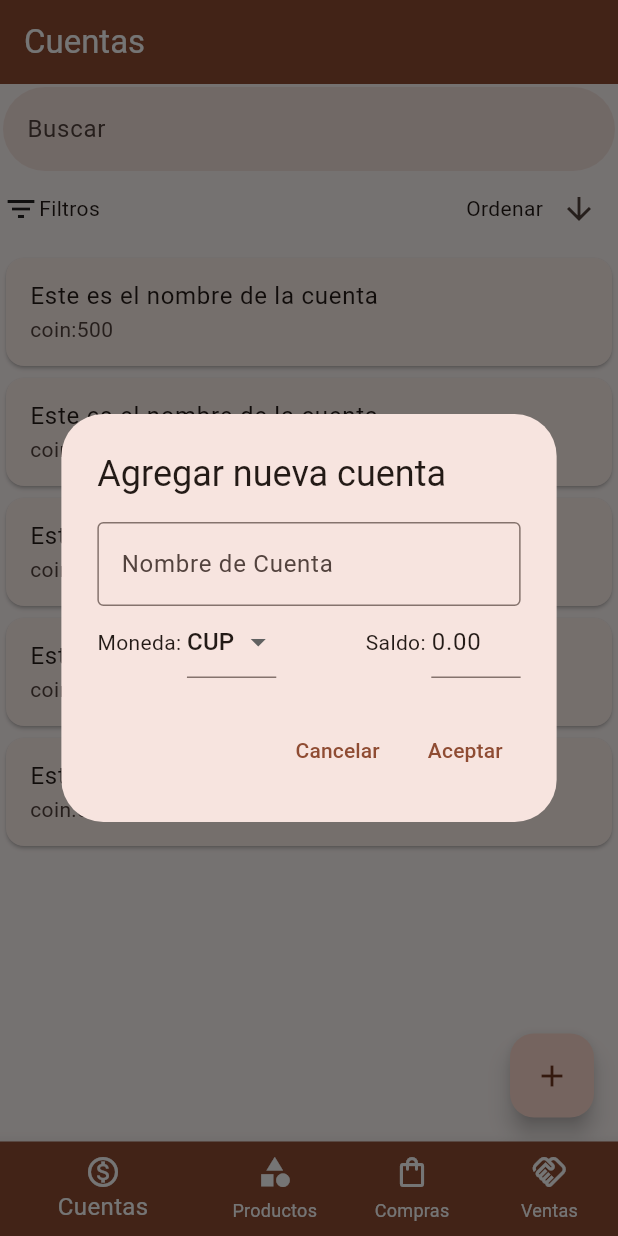
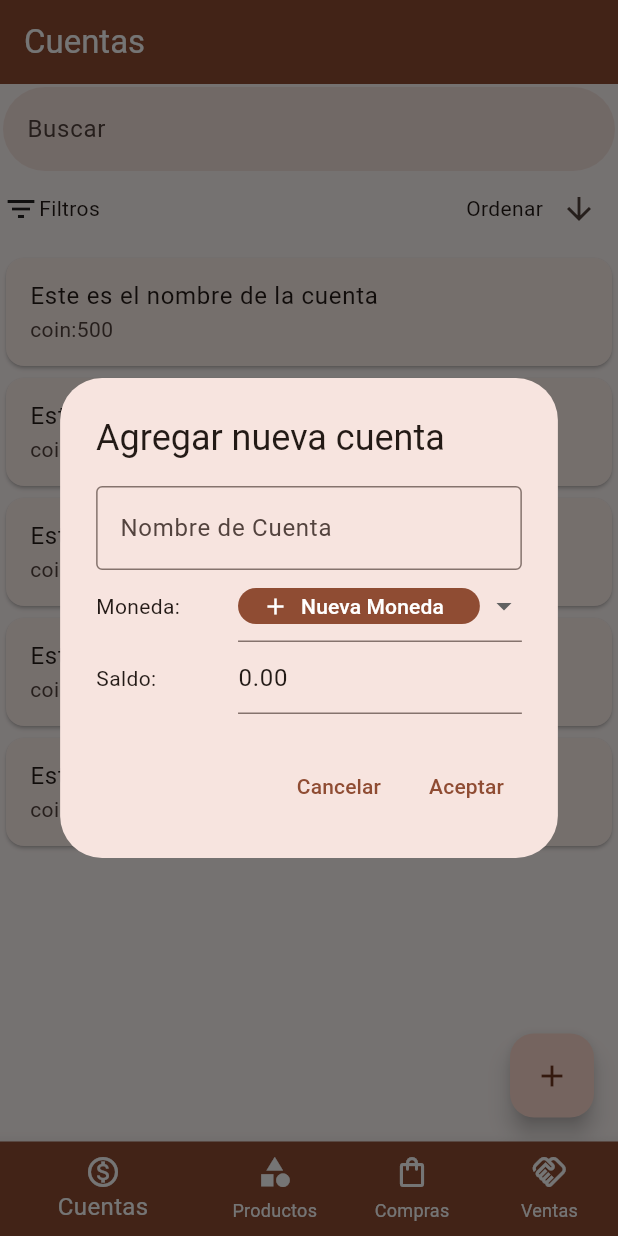
Before and after one commit to neiderGainza/cuban_seller, a Flutter app: the screen it shows after launch, after a tap on the "add" icon, on a phone screen of 412 x 824 dp. Run offline on Flutter 3.47's test engine with Material 3 defaults, Android fonts, the phone set to English and light mode, and no system bars; our stand-ins replace bloc, flutter_bloc, formz, go_router.

Commit message:
Fixed (Account Form, Coin Form) validation, ready to integrate with repositories

```diff
--- a/lib/futures/account_form/view/account_form_view.dart
+++ b/lib/futures/account_form/view/account_form_view.dart
@@ -1,20 +1,33 @@
 import 'package:cuban_seller/futures/account_form/view_model/account_form_cubit.dart';
+import 'package:cuban_seller/futures/account_form/widget/balance_form_field.dart';
+import 'package:cuban_seller/futures/account_form/widget/coin_picker.dart';
+import 'package:cuban_seller/futures/account_form/widget/name_form_field.dart';
 import 'package:flutter/material.dart';
+import 'package:flutter_bloc/flutter_bloc.dart';
 
 
 class AccountFormView extends StatefulWidget{
   const AccountFormView({
     super.key,
     accountRepository,
-    coinRepository
+    coinRepository,
+
+    required this.onAddNewCoin
   }): _accountRepository = accountRepository, _coinRepository = coinRepository;
+
 
   final _accountRepository;
   final _coinRepository;
 
+  final Future<String?> Function() onAddNewCoin;
+
+
+
   @override
   State<AccountFormView> createState() => _AccountFormViewState();
 }
+
+
 
 
 class _AccountFormViewState extends State<AccountFormView> {
@@ -22,6 +35,7 @@ class _AccountFormViewState extends State<AccountFormView> {
   final _balanceController = TextEditingController();
 
   late AccountFormCubit _accountFormCubit;
+
 
   @override
   void initState() {
@@ -31,10 +45,6 @@ class _AccountFormViewState extends State<AccountFormView> {
     );
 
     _balanceController.text = '0.00';
-    _balanceController.addListener(
-      () => _accountFormCubit.onBalanceChanged(_balanceController.text)
-    );
-
     super.initState();
   }
 
@@ -42,96 +52,47 @@ class _AccountFormViewState extends State<AccountFormView> {
   @override
   Widget build(BuildContext context) {
 
-    return AlertDialog(
+    return BlocProvider<AccountFormCubit>(
+      create: (context) => _accountFormCubit,
+
+      child : AlertDialog(
         title: Text("Agregar nueva cuenta"),
+
         content: Form(
+
           child: Column(
             mainAxisSize: MainAxisSize.min,
+
             children: [
+              // name
               NameFormField(nameController: _nameController),
+
+              // coin
               Row(
                 children: [
-                Text("Moneda: "),
-                Expanded(child: CoinPicker()),
-                Spacer(),
-                Text("Saldo: "),
-                Expanded(child: BalanceFormField(balanceController: _balanceController))
+                  Expanded(child: Text("Moneda: ")),
+                  Expanded(flex : 2 , child: CoinPicker(onAddNewCoin: widget.onAddNewCoin,)),
                 ],
-            )
+              ),
+
+              //saldo
+              Row(
+                children: [
+                  Expanded(child: Text("Saldo: ")),
+                  Expanded(flex: 2, child: BalanceFormField(balanceController: _balanceController))
+                ],
+              ),
+
             ]
           )
         ),
+
+        // actions
         actions: [
           TextButton(onPressed: (){ if(Navigator.canPop(context)) Navigator.pop(context);}, child: Text("Cancelar")),
-        TextButton(onPressed: (){}, child: Text("Aceptar")),
+          TextButton(onPressed: (){ _accountFormCubit.onValidate(); }, child: Text("Aceptar")),
         ],
-    );
-  }
-}
-
-class CoinPicker extends StatelessWidget {
-  const CoinPicker({
-    super.key,
-  });
-
-  @override
-  Widget build(BuildContext context) {
-    return DropdownButtonFormField<String>(
-      initialValue: "CUP",
-      items: <DropdownMenuItem<String>>[
-        DropdownMenuItem(value: "CUP" , child: Text("CUP"),),
-        DropdownMenuItem(value: "USD" , child: Text("USD"),)
-
-      ],
-
-      onChanged: (value){}
-    );
-  }
-}
-
-
-class BalanceFormField extends StatelessWidget {
-  const BalanceFormField({
-    super.key,
-    required TextEditingController balanceController,
-  }) : _balanceController = balanceController;
-
-  final TextEditingController _balanceController;
-
-  @override
-  Widget build(BuildContext context) {
-    return TextFormField(
-      controller: _balanceController,
-
-      decoration: InputDecoration(
-        // labelText: "Saldo"
       ),
     );
   }
 }
-
-
-class NameFormField extends StatelessWidget {
-  const NameFormField({
-    super.key,
-    required TextEditingController nameController,
-  }) : _nameController = nameController;
-
-  final TextEditingController _nameController;
-
-  @override
-  Widget build(BuildContext context) {
-    return TextFormField(
-      controller: _nameController,
-
-      decoration: InputDecoration(
-        labelText: "Nombre de Cuenta",
-        border: OutlineInputBorder(
-          borderSide: BorderSide(width: 1)
-        ),
-
-      ),
-
-    );
-  }
-}
--- a/lib/futures/account_form/view_model/account_form_state.dart
+++ b/lib/futures/account_form/view_model/account_form_state.dart
@@ -1,29 +1,49 @@
 import 'package:cuban_seller/futures/form_fields/balance.dart';
+import 'package:cuban_seller/futures/form_fields/coin.dart';
 import 'package:cuban_seller/futures/form_fields/name.dart';
-
 
 
 class AccountFormState {
   final Name name;
   final Balance balance;
-  final String coin;
+  final Coin coin;
+
+  final SubmitionStatus submitionStatus;
+  final List<String> coins;
 
   const AccountFormState({
     required this.name,
     required this.balance,
-    required this.coin
+    required this.coin,
+
+    required this.submitionStatus,
+    this.coins = const []
   });
 
 
   AccountFormState copyWith({
     Name ? name,
     Balance ? balance,
-    String ? coin
+    Coin ? coin,
+    SubmitionStatus ? submitionStatus,
+    List<String> ? coins
   }){
     return AccountFormState(
       name: name ?? this.name,
       balance: balance??this.balance,
-      coin: coin ?? this.coin
+      coin: coin ?? this.coin,
+      submitionStatus: submitionStatus ?? this.submitionStatus,
+      coins: coins ?? this.coins
     );
   }
 }
+
+
+enum SubmitionStatus{
+  loading, // loading data (coins)
+
+  loaded, // form ready to use
+
+  rejected, // form rejected
+  success;  // form accepted
+}
--- /dev/null
+++ b/lib/futures/account_form/widget/balance_form_field.dart
@@ -0,0 +1,30 @@
+import 'package:cuban_seller/futures/account_form/view_model/account_form_cubit.dart';
+import 'package:cuban_seller/futures/account_form/view_model/account_form_state.dart';
+import 'package:flutter/material.dart';
+import 'package:flutter_bloc/flutter_bloc.dart';
+
+class BalanceFormField extends StatelessWidget {
+  const BalanceFormField({
+    super.key,
+    required TextEditingController balanceController,
+  }) : _balanceController = balanceController;
+
+  final TextEditingController _balanceController;
+
+  @override
+  Widget build(BuildContext context) {
+    return BlocBuilder<AccountFormCubit, AccountFormState>(
+      builder: (context, state) {
+        return TextFormField(
+          controller: _balanceController,
+          onChanged: context.watch<AccountFormCubit>().onBalanceChanged,
+
+          decoration: InputDecoration(
+            // labelText: "Saldo"
+            errorText: state.balance.displayError?.errorMessage
+          ),
+        );
+      }
+    );
+  }
+}
--- /dev/null
+++ b/lib/futures/account_form/widget/coin_picker.dart
@@ -0,0 +1,62 @@
+import 'package:cuban_seller/futures/account_form/view_model/account_form_cubit.dart';
+import 'package:cuban_seller/futures/account_form/view_model/account_form_state.dart';
+import 'package:flutter/material.dart';
+import 'package:flutter_bloc/flutter_bloc.dart';
+
+
+class CoinPicker extends StatelessWidget {
+  const CoinPicker({
+    super.key,
+    required this.onAddNewCoin
+  });
+
+  final Future<String?> Function() onAddNewCoin;
+
+  @override
+  Widget build(BuildContext context) {
+
+    return BlocBuilder<AccountFormCubit, AccountFormState>(
+
+      builder: (context, state) {
+        return DropdownButtonFormField<String>(
+          initialValue: state.coin.value,
+          items: <DropdownMenuItem<String>>[
+            for(final coin in state.coins)
+            DropdownMenuItem(value: coin, child: Text(coin),),
+
+            DropdownMenuItem(
+              value: '' ,
+              child: Center(
+                child: FilledButton.icon(onPressed: (){
+                  void addNewCoin(String newCoin)
+                    => context.read<AccountFormCubit>()
+                        ..onCoinAdded(newCoin)
+                        ..onCoinChanged(newCoin);
+
+                  onAddNewCoin().then(
+                    (newCoin){
+                      if(newCoin != null){
+                        addNewCoin(newCoin);
+
+                      }
+                    }
+                  );
+                },
+                icon: Icon(Icons.add), label: Text("Nueva Moneda"),)
+              )
+
+            )
+          ],
+
+          onChanged: context.watch<AccountFormCubit>().onCoinChanged,
+
+          decoration: InputDecoration(
+            errorText: state.coin.displayError?.errorMessage
+          ),
+        );
+      },
+
+    );
+
+  }
+}
--- /dev/null
+++ b/lib/futures/account_form/widget/name_form_field.dart
@@ -0,0 +1,39 @@
+import 'package:cuban_seller/futures/account_form/view_model/account_form_cubit.dart';
+import 'package:cuban_seller/futures/account_form/view_model/account_form_state.dart';
+import 'package:flutter/material.dart';
+import 'package:flutter_bloc/flutter_bloc.dart';
+
+class NameFormField extends StatelessWidget {
+  const NameFormField({
+    super.key,
+    required TextEditingController nameController,
+  }) : _nameController = nameController;
+
+  final TextEditingController _nameController;
+
+  @override
+  Widget build(BuildContext context) {
+
+    return BlocBuilder<AccountFormCubit, AccountFormState>(
+      builder: (context, state) {
+
+        return TextFormField(
+          controller: _nameController,
+
+          onChanged: context.watch<AccountFormCubit>().onNameChanged,
+
+          decoration: InputDecoration(
+            labelText: "Nombre de Cuenta",
+
+            border: OutlineInputBorder(
+              borderSide: BorderSide(width: 1)
+            ),
+
+            errorText: state.name.displayError?.errorMessage,
+          ),
+
+        );
+      },
+    );
+  }
+}
--- a/lib/futures/account_list/view/account_list_view.dart
+++ b/lib/futures/account_list/view/account_list_view.dart
@@ -9,7 +9,6 @@ class AccountListView extends StatelessWidget{
     super.key,
     required this.onAddNewAccount,
   });
-
 
   final void Function() onAddNewAccount;
 
--- /dev/null
+++ b/lib/futures/coin_form/viewmodel/coin_form_state.dart
@@ -0,0 +1,34 @@
+import 'package:cuban_seller/futures/form_fields/coin.dart';
+
+
+class CoinFormState {
+  final Coin coin;
+  final SubmitionStatus submitionStatus;
+
+  const CoinFormState({
+    required this.coin,
+    required this.submitionStatus
+  });
+
+
+  CoinFormState copyWith({
+    Coin ? coin,
+    SubmitionStatus ? submitionStatus
+  }){
+    return CoinFormState(
+      coin: coin ?? this.coin,
+      submitionStatus: submitionStatus ?? this.submitionStatus
+    );
+  }
+}
+
+
+
+
+
+enum SubmitionStatus{
+  still,
+  inProgress,
+  reject,
+  success;
+}
--- a/lib/futures/form_fields/balance.dart
+++ b/lib/futures/form_fields/balance.dart
@@ -1,8 +1,8 @@
 import 'package:formz/formz.dart';
 
 class Balance extends FormzInput<String, BalanceValidationError>{
-  const Balance.validated(  [String value = '0.00']):super.pure(value);
-  const Balance.unvalidated([String value = '0.00']):super.dirty(value);
+  const Balance.validated(  [String value = '0.00']):super.dirty(value);
+  const Balance.unvalidated([String value = '0.00']):super.pure(value);
 
 
   @override
--- /dev/null
+++ b/lib/futures/form_fields/coin.dart
@@ -0,0 +1,32 @@
+import 'package:formz/formz.dart';
+
+class Coin extends FormzInput<String, CoinValidationError>{
+  // inicializa el field sin validar
+  const Coin.unvalidated([String value = '']) : super.pure(value);
+
+  // inicializa el field validando
+  const Coin.validated(  [String value = '']) : super.dirty(value);
+
+
+  @override CoinValidationError? validator(String value) {
+    return (value.trim() == '')
+          ? CoinValidationError.empty
+          : (value.length != 3)
+            ?CoinValidationError.invalid
+            :null;
+  }
+}
+
+
+
+
+enum CoinValidationError{
+  empty(errorMessage: "Moneda Requerida"),
+  invalid(errorMessage: "Nombre incorrecto");
+
+
+  final String ? errorMessage;
+  const CoinValidationError({
+    this.errorMessage
+  });
+}
--- a/lib/main.dart
+++ b/lib/main.dart
@@ -1,5 +1,6 @@
 import 'package:cuban_seller/futures/account_form/view/account_form_view.dart';
 import 'package:cuban_seller/futures/account_list/view/account_list_view.dart';
+import 'package:cuban_seller/futures/coin_form/view/coin_form_view.dart';
 import 'package:cuban_seller/futures/component_library/navigation/navigation_frame.dart';
 import 'package:cuban_seller/futures/product_list/view/product_list_view.dart';
 import 'package:cuban_seller/futures/sell_list/view/sell_list_view.dart';
@@ -42,12 +43,16 @@
           path: '/',
           builder: (context, state) => AccountListView(
             onAddNewAccount:
-            () =>
-              showDialog(
+            () => showDialog(
                 context: context,
-                builder: (context) => AccountFormView()
-              )
-
+                builder: (context) => AccountFormView(
+                  onAddNewCoin:
+                  () => showDialog<String>(
+                    context: context,
+                    builder: (context) => CoinFormView()
+                  ),
+                )
+              ),
           ),
         ),
 
--- a/pubspec.yaml
+++ b/pubspec.yaml
@@ -38,6 +38,7 @@ dependencies:
   equatable: ^2.0.7
   formz: ^0.8.0
   go_router: ^17.0.0
+  flutter_bloc: ^9.1.1
 
 dev_dependencies:
   flutter_test:
```
Also changed, not shown: lib/futures/account_form/view_model/account_form_cubit.dart (+81 -16 lines), lib/futures/coin_form/view/coin_form_view.dart (added, +77 -0 lines), lib/futures/coin_form/viewmodel/coin_form_cubit.dart (added, +52 -0 lines), pubspec.lock. Lines whose indentation alone changed are shown as unchanged.
